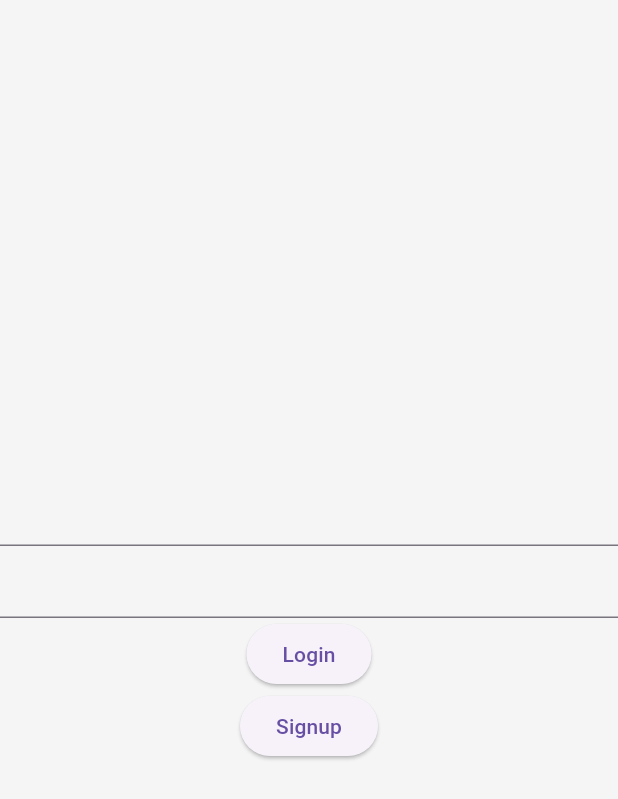
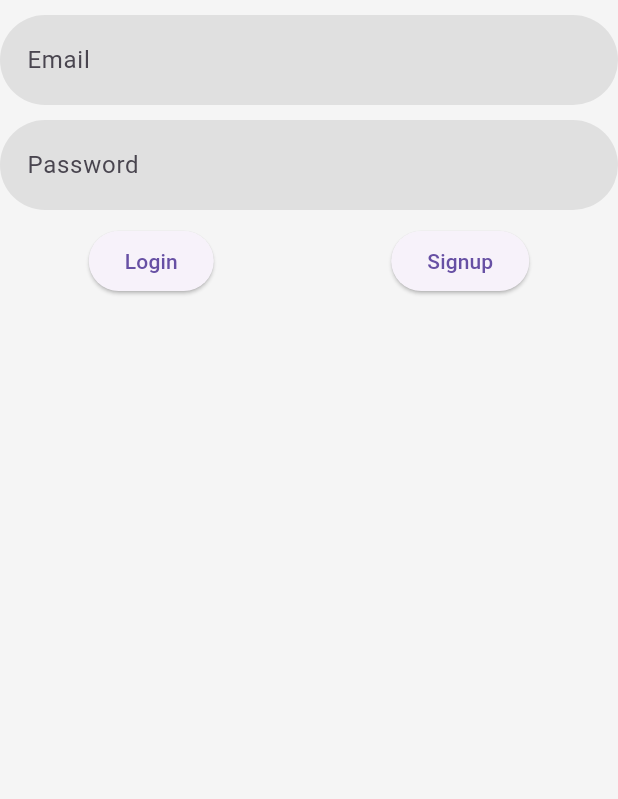
Before and after one commit to thamizhkayal/todo, a Flutter app: the screen it shows after launch, after a tap on "Login", on a phone screen of 412 x 824 dp. Shown: the top 799 px of the screen. Run offline on Flutter 3.47's test engine with Material 3 defaults, Android fonts, the phone set to English and light mode, and no system bars; our stand-ins replace cloud_firestore, firebase_auth, firebase_core, flutter_screenutil, fluttertoast; accounts and stored records are empty; network calls fail.

Commit message:
login validation added

```diff
--- a/lib/common_widgets/add_task_bottom_sheet.dart
+++ b/lib/common_widgets/add_task_bottom_sheet.dart
@@ -1,8 +1,10 @@
+import 'package:firebase_core/firebase_core.dart';
 import 'package:flutter/material.dart';
 import 'package:provider/provider.dart';
 import 'package:todo/helpers/my_date_helper.dart';
 import 'package:todo/helpers/my_message_helper.dart';
 import 'package:todo/helpers/my_picker_helper.dart';
+import 'package:todo/main.dart';
 import 'package:todo/providers/task_provider.dart';
 
 class AddTaskBottomSheet extends StatefulWidget {
@@ -45,6 +47,7 @@ class _AddTaskBottomSheetState extends State<AddTaskBottomSheet> {
                   "task": taskController.text,
                   "date": myDate ?? DateTime.now(),
                   'status': false,
+                  "email": auth.currentUser!.email
                 };
 
                 await taskProvider.addTask(taskData: taskData);
--- /dev/null
+++ b/lib/common_widgets/my_text_field.dart
@@ -0,0 +1,34 @@
+import 'package:flutter/material.dart';
+
+class MyTextField extends StatelessWidget {
+  const MyTextField(
+      {super.key,
+      this.controller,
+      this.isError = false,
+      this.hintText = 'Enter text',
+      this.onChange});
+
+  final TextEditingController? controller;
+  final bool isError;
+  final String hintText;
+  final ValueChanged? onChange;
+  @override
+  Widget build(BuildContext context) {
+    return Container(
+      decoration: BoxDecoration(
+          borderRadius: BorderRadius.circular(50.0),
+          color: Colors.grey[300],
+          border: Border.all(
+              width: 2, color: isError ? Colors.red : Colors.transparent)),
+      child: TextField(
+        controller: controller,
+        decoration: InputDecoration(
+          hintText: hintText,
+          contentPadding: const EdgeInsets.all(16.0),
+          border: InputBorder.none,
+        ),
+        onChanged: onChange,
+      ),
+    );
+  }
+}
--- /dev/null
+++ b/lib/constants/my_firebase_exceptions.dart
@@ -0,0 +1,6 @@
+class MyFirebaseException {
+  static String weakPassword = "weak-password";
+  static String invalidEmail = "invalid-email";
+  static String emailExist = "email-already-in-use";
+  static String invalidCredential = "invalid-credential";
+}
--- a/lib/screens/auth/login_page.dart
+++ b/lib/screens/auth/login_page.dart
@@ -1,24 +1,54 @@
 import 'package:firebase_auth/firebase_auth.dart';
 import 'package:flutter/material.dart';
+import 'package:fluttertoast/fluttertoast.dart';
+import 'package:todo/common_widgets/my_text_field.dart';
+import 'package:todo/constants/my_firebase_exceptions.dart';
 
-class LoginPage extends StatelessWidget {
-  LoginPage({super.key});
+class LoginPage extends StatefulWidget {
+  const LoginPage({super.key});
 
+  @override
+  State<LoginPage> createState() => _LoginPageState();
+}
+
+class _LoginPageState extends State<LoginPage> {
   final TextEditingController emailController = TextEditingController();
+
   final TextEditingController passwordController = TextEditingController();
+
+  bool emailValid = true;
+  bool passwordValid = true;
 
   @override
   Widget build(BuildContext context) {
     return Scaffold(
-      body: Column(
-        mainAxisAlignment: MainAxisAlignment.center,
+      body: ListView(
+        reverse: false,
         children: [
-          TextField(
+          SizedBox(height: 10),
+          MyTextField(
             controller: emailController,
+            hintText: 'Email',
+            isError: !emailValid,
+            onChange: (value) {
+              emailValid = true;
+              setState(() {});
+            },
           ),
-          TextField(
+          SizedBox(height: 10),
+          MyTextField(
             controller: passwordController,
+            hintText: "Password",
+            isError: !passwordValid,
+            onChange: (value) {
+              passwordValid = true;
+              setState(() {});
+            },
           ),
+          SizedBox(height: 10),
+          Row(
+            mainAxisAlignment: MainAxisAlignment.spaceAround,
+            children: [
               ElevatedButton(
                   onPressed: () async {
                     final auth = FirebaseAuth.instance;
@@ -28,10 +58,25 @@ class LoginPage extends StatelessWidget {
                           password: passwordController.text);
                     } on FirebaseAuthException catch (e) {
                       print(e.message);
+                      print(e.code);
+                      if (e.code == MyFirebaseException.invalidEmail) {
+                        emailValid = false;
+                        setState(() {});
+                      }
+                      if (e.code == MyFirebaseException.weakPassword) {
+                        passwordValid = false;
+                        setState(() {});
+                      }
+                      if (e.code == MyFirebaseException.invalidCredential) {
+                        Fluttertoast.showToast(
+                            msg:
+                                "${MyFirebaseException.invalidCredential} either Email or Password",
+                            timeInSecForIosWeb: 5);
+                      }
                     }
 
-                emailController.clear();
-                passwordController.clear();
+                    // emailController.clear();
+                    // passwordController.clear();
                   },
                   child: const Text("Login")),
               ElevatedButton(
@@ -43,12 +88,27 @@ class LoginPage extends StatelessWidget {
                           password: passwordController.text);
                     } on FirebaseAuthException catch (e) {
                       print(e.message);
+                      print(e.code);
+                      if (e.code == MyFirebaseException.invalidEmail) {
+                        emailValid = false;
+                        setState(() {});
+                      }
+                      if (e.code == MyFirebaseException.weakPassword) {
+                        passwordValid = false;
+                        setState(() {});
+                      }
+                      if (e.code == MyFirebaseException.emailExist) {
+                        Fluttertoast.showToast(
+                            msg: "This email is Already exist");
+                      }
                     }
 
-                emailController.clear();
-                passwordController.clear();
+                    // emailController.clear();
+                    // passwordController.clear();
                   },
                   child: const Text("Signup"))
+            ],
+          )
         ],
       ),
     );
--- a/lib/screens/todos/home_page.dart
+++ b/lib/screens/todos/home_page.dart
@@ -6,6 +6,7 @@ import 'package:provider/provider.dart';
 import 'package:todo/common_widgets/add_task_bottom_sheet.dart';
 import 'package:todo/constants/db_collection.dart';
 import 'package:todo/constants/my_colors.dart';
+import 'package:todo/main.dart';
 import 'package:todo/providers/task_provider.dart';
 import 'package:todo/screens/todos/widgets/task_tail.dart';
 import 'package:todo/task_model.dart';
@@ -27,6 +28,7 @@ class HomePage extends StatelessWidget {
     return Scaffold(
       appBar: AppBar(
         actions: [
+          Text("Logout"),
           IconButton(
               onPressed: () {
                 FirebaseAuth.instance.signOut();
@@ -52,6 +54,7 @@ class HomePage extends StatelessWidget {
           stream: FirebaseFirestore.instance
               .collection(DBCollection.kTaskCollection)
               .orderBy("date")
+              .where('email', isEqualTo: '${auth.currentUser?.email}')
               .snapshots(),
           builder: (_, snapshot) {
             if (!snapshot.hasData) {
--- a/lib/task_model.dart
+++ b/lib/task_model.dart
@@ -1,6 +1,7 @@
 class TaskModel {
   final String id;
   final String task;
+  final String email;
   final DateTime date;
   final bool status;
 
@@ -8,6 +9,7 @@ class TaskModel {
       {required this.id,
       required this.task,
       required this.date,
+      required this.email,
       this.status = false});
 
   factory TaskModel.fromMap(data) {
@@ -15,6 +17,7 @@ class TaskModel {
     return TaskModel(
         id: data['docId'],
         task: data['task'],
+        email: data['email'],
         date: dbData,
         status: data['status']);
   }
--- a/pubspec.yaml
+++ b/pubspec.yaml
@@ -40,6 +40,7 @@ dependencies:
   flutter_screenutil: ^5.9.0
   provider: ^6.1.1
   firebase_auth: ^4.15.0
+  fluttertoast: ^8.2.4
 
 dev_dependencies:
   flutter_test:
```
Also changed, not shown: pubspec.lock. Lines whose indentation alone changed are shown as unchanged.
